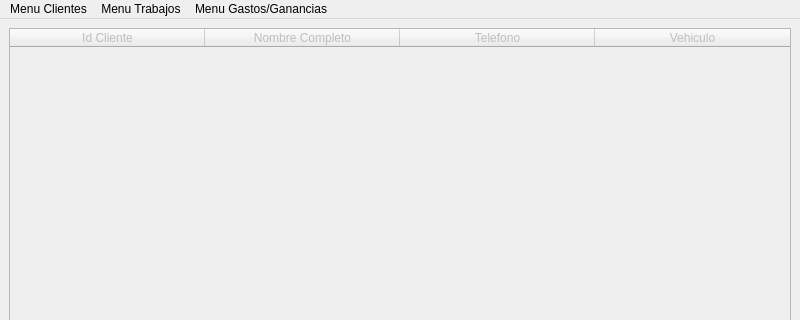
ValenDD/Desktop_app_mechanical_workshop, file views/Views ui/MainScene.ui: the form before one commit; both pictures show x 0 to 800 and y 0 to 320 of the 800 by 600 pixel window.
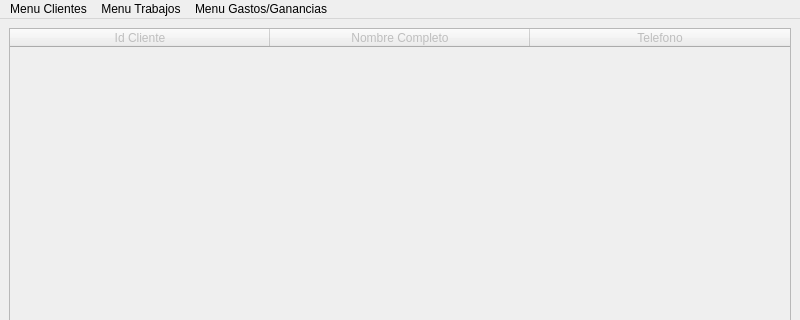
The form after the commit.

The edit to the form file:
```diff
--- a/views/Views ui/MainScene.ui
+++ b/views/Views ui/MainScene.ui
@@ -51,7 +51,7 @@
        <number>0</number>
       </property>
       <property name="columnCount">
-       <number>4</number>
+       <number>3</number>
       </property>
       <attribute name="horizontalHeaderVisible">
        <bool>true</bool>
@@ -63,7 +63,7 @@
        <number>100</number>
       </attribute>
       <attribute name="horizontalHeaderDefaultSectionSize">
-       <number>195</number>
+       <number>260</number>
       </attribute>
       <attribute name="horizontalHeaderHighlightSections">
        <bool>false</bool>
@@ -104,16 +104,6 @@
         <string>Telefono</string>
        </property>
       </column>
-      <column>
-       <property name="text">
-        <string>Vehiculo</string>
-       </property>
-       <property name="font">
-        <font>
-         <pointsize>9</pointsize>
-        </font>
-       </property>
-      </column>
      </widget>
     </item>
    </layout>
```
